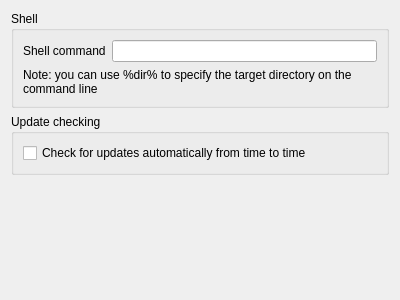
VioletGiraffe/file-commander, file qt-app/src/settings/csettingspageother.ui: the form before one commit.
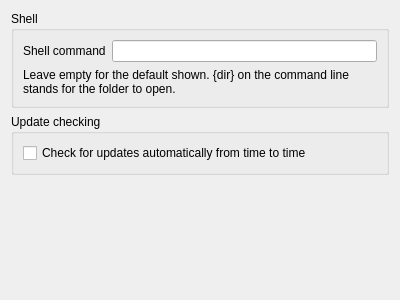
The form after the commit.

Commit message:
Terminal command setting takes effect again; empty means auto-detect
- New key Other/Shell/TerminalCommand (old one ignored): empty = detected default
- OsShell::defaultTerminalCommand / terminalCommand; shellExecutable uses the setting
- Settings page: detected default shown as placeholder, only typed text is saved
- macOS: setting is an app name, opened with open -a (default Terminal)
- Folder placeholder %dir% renamed to {dir}, matching the Programs menu

```diff
--- a/qt-app/src/settings/csettingspageother.ui
+++ b/qt-app/src/settings/csettingspageother.ui
@@ -37,7 +37,7 @@
       <item>
        <widget class="QLabel" name="label_2">
         <property name="text">
-         <string>Note: you can use %dir% to specify the target directory on the command line</string>
+         <string>Leave empty for the default shown. {dir} on the command line stands for the folder to open.</string>
         </property>
         <property name="wordWrap">
          <bool>true</bool>
```
The commit also changes 6 other files.
